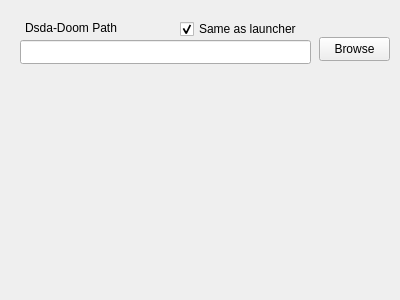
The window that dsda-launcher/settings.ui (Pedro-Beirao/dsda-launcher) describes before a commit, drawn with Qt 5.
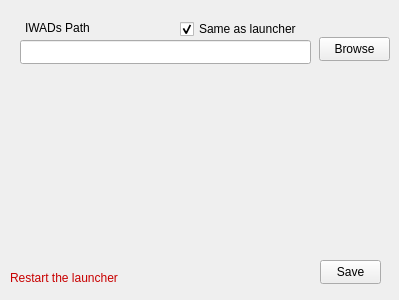
The same window after the commit.

Commit message:
New settings system
- Changed the settings file to json
- New way to reload leaderboards
- New styles

The edit to the form file:
```diff
--- a/dsda-launcher/settings.ui
+++ b/dsda-launcher/settings.ui
@@ -6,10 +6,22 @@
    <rect>
     <x>0</x>
     <y>0</y>
-    <width>400</width>
+    <width>399</width>
     <height>300</height>
    </rect>
   </property>
+  <property name="minimumSize">
+   <size>
+    <width>399</width>
+    <height>300</height>
+   </size>
+  </property>
+  <property name="maximumSize">
+   <size>
+    <width>399</width>
+    <height>300</height>
+   </size>
+  </property>
   <property name="windowTitle">
    <string>Settings</string>
   </property>
@@ -23,7 +35,7 @@
     </rect>
    </property>
    <property name="text">
-    <string>Dsda-Doom Path</string>
+    <string>IWADs Path</string>
    </property>
   </widget>
   <widget class="QLineEdit" name="lineEdit">
@@ -83,6 +95,35 @@
     <bool>false</bool>
    </property>
   </widget>
+  <widget class="QPushButton" name="pushButton_2">
+   <property name="geometry">
+    <rect>
+     <x>320</x>
+     <y>260</y>
+     <width>61</width>
+     <height>24</height>
+    </rect>
+   </property>
+   <property name="text">
+    <string>Save</string>
+   </property>
+  </widget>
+  <widget class="QLabel" name="restartWarning">
+   <property name="geometry">
+    <rect>
+     <x>10</x>
+     <y>270</y>
+     <width>131</width>
+     <height>16</height>
+    </rect>
+   </property>
+   <property name="styleSheet">
+    <string notr="true">color: rgb(200, 0, 0);</string>
+   </property>
+   <property name="text">
+    <string>Restart the launcher</string>
+   </property>
+  </widget>
  </widget>
  <resources/>
  <connections/>
```
The commit also changes 13 other files.
